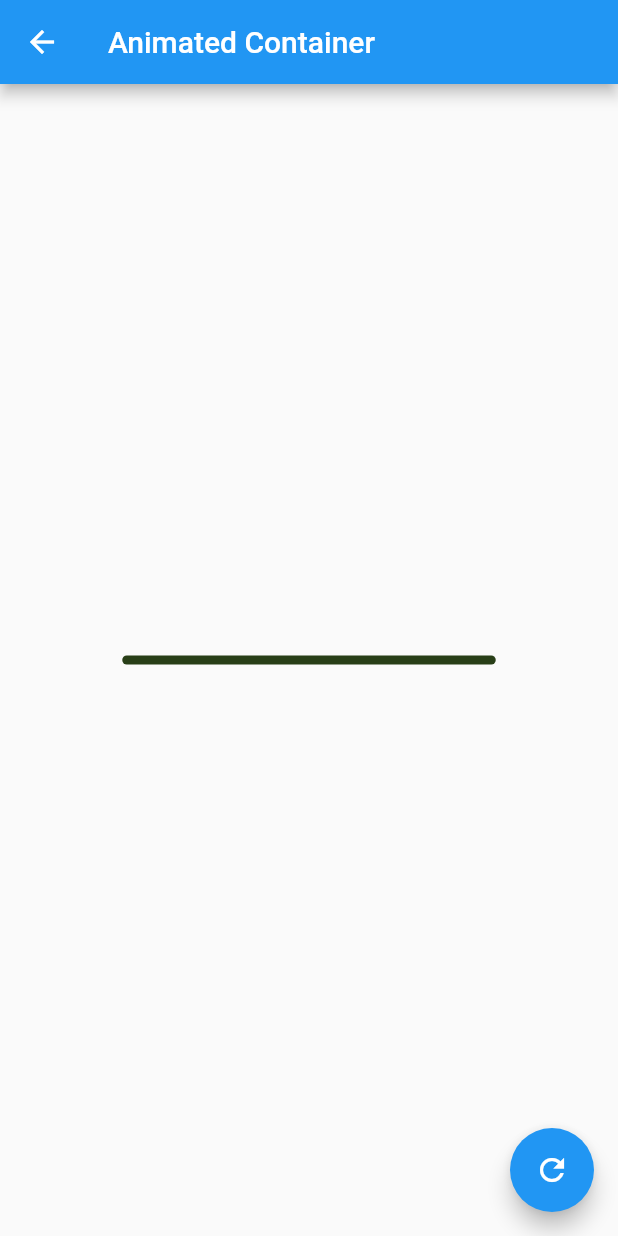
After one commit to zesaru/flutter_components_u, a Flutter app: the AnimatedContainerPage screen opened by its route, after a tap on the "refresh" icon, on a phone screen of 412 x 824 dp. The commit adds this screen. Run offline on Flutter 3.47's test engine with Material 2 defaults, Android fonts, the phone set to English and light mode, and no system bars.

Commit message:
animated container

```diff
--- a/data/menu_opts.json
+++ b/data/menu_opts.json
@@ -1,20 +1,25 @@
 {
-    "nombreApp" : "Componentes",
-    "rutas" : [
+  "nombreApp": "Componentes",
+  "rutas": [
     {
-            "ruta" : "alert",
-            "icon" : "add_alert",
+      "ruta": "alert",
+      "icon": "add_alert",
       "texto": "Alertas"
     },
     {
-            "ruta" : "avatar",
-            "icon" : "accessibility",
+      "ruta": "avatar",
+      "icon": "accessibility",
       "texto": "Avatars"
     },
     {
-            "ruta" : "card",
-            "icon" : "folder_open",
+      "ruta": "card",
+      "icon": "folder_open",
       "texto": "Cards - Tarjetas"
+    },
+    {
+      "ruta": "animatedContainer",
+      "icon": "donut_large",
+      "texto": "Animated - Container"
     }
   ]
 }
--- /dev/null
+++ b/lib/src/pages/animated_container.dart
@@ -0,0 +1,54 @@
+import 'dart:math';
+
+import 'package:flutter/material.dart';
+
+class AnimatedContainerPage extends StatefulWidget {
+  _AnimatedContainerPageState createState() => _AnimatedContainerPageState();
+}
+
+class _AnimatedContainerPageState extends State<AnimatedContainerPage> {
+  double _with = 50.0;
+  double _height = 50.0;
+  Color _color = Colors.pink;
+
+  BorderRadiusGeometry _borderRadius = BorderRadius.circular(8.0);
+
+  @override
+  Widget build(BuildContext context) {
+    return Scaffold(
+      appBar: AppBar(
+        title: Text('Animated Container'),
+      ),
+      body: Center(
+        child: AnimatedContainer(
+          duration: Duration(seconds: 1),
+          curve: Curves.fastOutSlowIn,
+          width: _with,
+          height: _height,
+          decoration: BoxDecoration(
+            borderRadius: _borderRadius,
+            color: _color,
+          ),
+        ),
+      ),
+      floatingActionButton: FloatingActionButton(
+        child: Icon(Icons.refresh),
+        onPressed: () {
+          _cambiarForma();
+        },
+      ),
+    );
+  }
+
+  void _cambiarForma() {
+    final random = Random();
+
+    setState(() {
+      _color = Color.fromRGBO(
+          random.nextInt(255), random.nextInt(255), random.nextInt(255), 1);
+      _with = random.nextInt(300).toDouble();
+      _height = random.nextInt(300).toDouble();
+      _borderRadius = BorderRadius.circular(random.nextInt(100).toDouble());
+    });
+  }
+}
--- a/lib/src/routes/routes.dart
+++ b/lib/src/routes/routes.dart
@@ -1,9 +1,10 @@
-import 'package:components/src/pages/card_page.dart';
 import 'package:flutter/material.dart';
 
 import 'package:components/src/pages/alert_page.dart';
 import 'package:components/src/pages/avatar_page.dart';
 import 'package:components/src/pages/home_page.dart';
+import 'package:components/src/pages/card_page.dart';
+import 'package:components/src/pages/animated_container.dart';
 
 Map<String, WidgetBuilder> getApplicationRoutes() {
   return <String, WidgetBuilder>{
@@ -11,5 +12,6 @@ Map<String, WidgetBuilder> getApplicationRoutes() {
     'alert': (BuildContext context) => AlertPage(),
     'avatar': (BuildContext context) => AvatarPage(),
     'card': (BuildContext context) => CardPage(),
+    'animatedContainer': (BuildContext context) => AnimatedContainerPage(),
   };
 }
--- a/lib/src/utils/icon_string_util.dart
+++ b/lib/src/utils/icon_string_util.dart
@@ -4,6 +4,7 @@ final _icons = <String, IconData>{
   'add_alert': Icons.add_alert,
   'accessibility': Icons.accessibility,
   'folder_open': Icons.folder_open,
+  'donut_large': Icons.donut_large,
 };
 
 Icon getIcon(String nombreIcono) {
```
Lines whose indentation alone changed are shown as unchanged.
